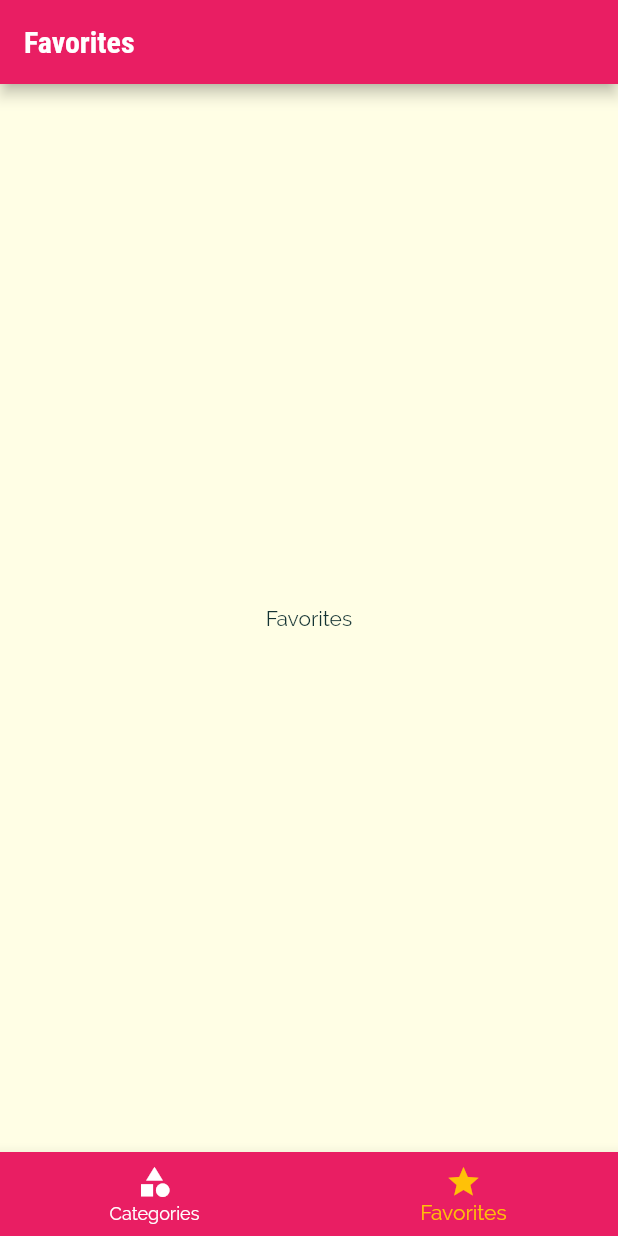
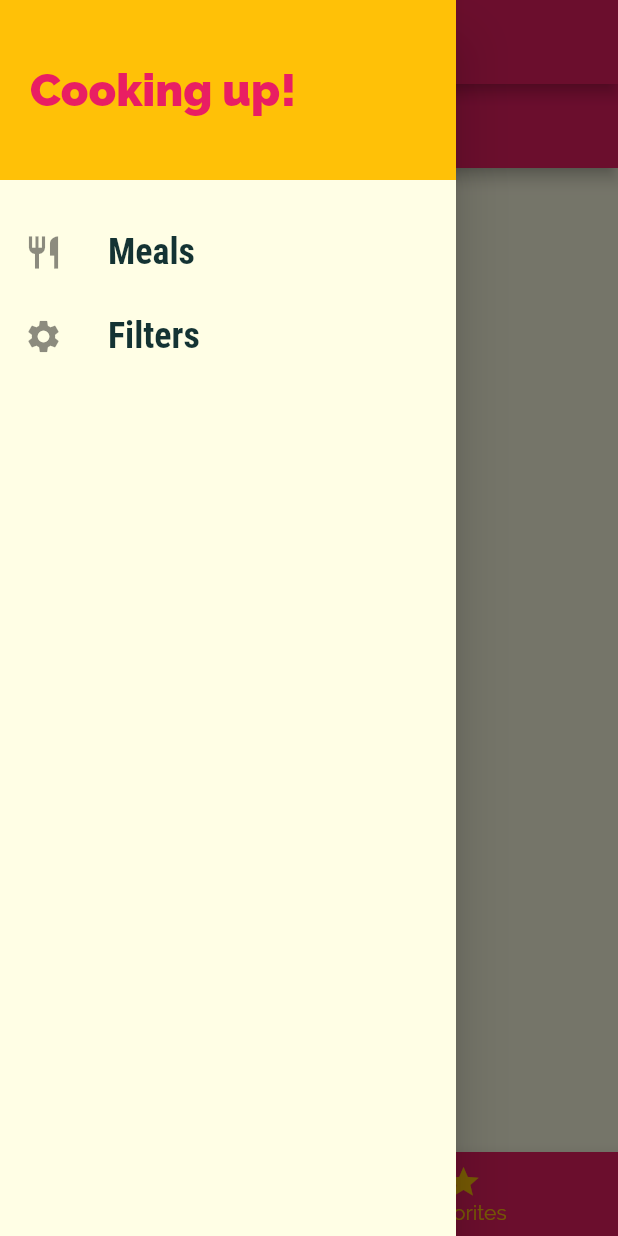
Before and after one commit to x-Sherman/meals_app, a Flutter app: the screen it shows after launch, item 2 of the bottom bar chosen, with the side drawer open (before the commit the screen has no drawer), on a phone screen of 412 x 824 dp. Run offline on Flutter 3.47's test engine with Material 2 defaults, Android fonts, the phone set to English and light mode, and no system bars.

Commit message:
adding a Drawer

```diff
--- a/lib/main.dart
+++ b/lib/main.dart
@@ -1,6 +1,7 @@
 import 'package:flutter/material.dart';
 import 'package:flutter_complete_guide/screens/categories_screen.dart';
 import 'package:flutter_complete_guide/screens/category_meals_screen.dart';
+import 'package:flutter_complete_guide/screens/filters_screen.dart';
 import 'package:flutter_complete_guide/screens/meal_detail_screen.dart';
 import 'package:flutter_complete_guide/screens/tabs_screen.dart';
 
@@ -32,6 +33,7 @@ class MyApp extends StatelessWidget {
         '/': (ctx) => TabsScreen(), //stay for the home: ...
         CategoryMealsScreen.routeName: (ctx) => CategoryMealsScreen(),
         MealDetailScreen.routeName: (ctx) => MealDetailScreen(),
+        FiltersScreen.routeName: (ctx) => FiltersScreen(),
       },
       // onGenerateRoute: (settings) {
       //   print(settings.arguments);
--- a/lib/screens/favorites_screen.dart
+++ b/lib/screens/favorites_screen.dart
@@ -1,9 +1,13 @@
 import 'package:flutter/material.dart';
 
 class FavoritesScreen extends StatelessWidget {
-
   @override
   Widget build(BuildContext context) {
-    return Center(child: Text('Favorites'),);
+    return Scaffold(
+      appBar: AppBar(
+        title: Text('Your filters'),
+      ),
+      body: null,
+    );
   }
 }
--- /dev/null
+++ b/lib/screens/filters_screen.dart
@@ -0,0 +1,10 @@
+import 'package:flutter/material.dart';
+
+class FiltersScreen extends StatelessWidget {
+  static const routeName = '/fliters';
+
+  @override
+  Widget build(BuildContext context) {
+    return Center(child: Text('Filters'),);
+  }
+}
--- a/lib/screens/tabs_screen.dart
+++ b/lib/screens/tabs_screen.dart
@@ -1,6 +1,7 @@
 import 'package:flutter/material.dart';
 import 'package:flutter_complete_guide/screens/categories_screen.dart';
 import 'package:flutter_complete_guide/screens/favorites_screen.dart';
+import 'package:flutter_complete_guide/widgets/main_drawer.dart';
 
 class TabsScreen extends StatefulWidget {
   @override
@@ -30,6 +31,7 @@ class _TabsScreenState extends State<TabsScreen> {
       appBar: AppBar(
         title: Text(_pages[_selectedPageIndex]['title']),
       ),
+      drawer: MainDrawer(),
       body: _pages[_selectedPageIndex]['page'],
       bottomNavigationBar: BottomNavigationBar(
         onTap: _selectPage,
--- /dev/null
+++ b/lib/widgets/main_drawer.dart
@@ -0,0 +1,55 @@
+import 'package:flutter/material.dart';
+import 'package:flutter_complete_guide/screens/filters_screen.dart';
+
+class MainDrawer extends StatelessWidget {
+  Widget buildListTile(String title, IconData icon, Function tapHandler) {
+    return ListTile(
+        leading: Icon(
+          icon,
+          size: 26,
+        ),
+        title: Text(title,
+            style: TextStyle(
+              fontFamily: 'RobotoCondensed',
+              fontSize: 24,
+              fontWeight: FontWeight.bold,
+            )),
+        onTap: () {
+          tapHandler();
+        });
+  }
+
+  @override
+  Widget build(BuildContext context) {
+    return Drawer(
+      child: Column(
+        children: <Widget>[
+          Container(
+            height: 120,
+            width: double.infinity,
+            padding: const EdgeInsets.all(20),
+            alignment: Alignment.centerLeft,
+            color: Theme.of(context).colorScheme.secondary,
+            child: Text(
+              'Cooking up!',
+              style: TextStyle(
+                fontWeight: FontWeight.w900,
+                fontSize: 30,
+                color: Theme.of(context).colorScheme.primary,
+              ),
+            ),
+          ),
+          SizedBox(
+            height: 20,
+          ),
+          buildListTile('Meals', Icons.restaurant, () {
+            Navigator.of(context).pushNamed('/');
+          }),
+          buildListTile('Filters', Icons.settings, () {
+            Navigator.of(context).pushNamed(FiltersScreen.routeName);
+          }),
+        ],
+      ),
+    );
+  }
+}
```
